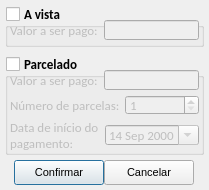
Before: the Qt Designer form loja/tela_pagamento_dinheiro.ui in jmessias1725/sexloja, drawn with Qt 5.
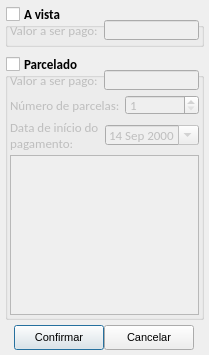
After: the same form once the commit is applied. Icons and pictures are not drawn.

Patch:
```diff
--- a/loja/tela_pagamento_dinheiro.ui
+++ b/loja/tela_pagamento_dinheiro.ui
@@ -10,7 +10,7 @@
     <x>0</x>
     <y>0</y>
     <width>209</width>
-    <height>190</height>
+    <height>355</height>
    </rect>
   </property>
   <property name="minimumSize">
@@ -19,6 +19,12 @@
     <height>135</height>
    </size>
   </property>
+  <property name="maximumSize">
+   <size>
+    <width>209</width>
+    <height>355</height>
+   </size>
+  </property>
   <property name="windowTitle">
    <string>Pagamento</string>
   </property>
@@ -26,7 +32,7 @@
    <property name="geometry">
     <rect>
      <x>14</x>
-     <y>160</y>
+     <y>325</y>
      <width>90</width>
      <height>25</height>
     </rect>
@@ -60,7 +66,7 @@
    <property name="geometry">
     <rect>
      <x>104</x>
-     <y>160</y>
+     <y>325</y>
      <width>90</width>
      <height>25</height>
     </rect>
@@ -96,7 +102,7 @@
      <x>5</x>
      <y>55</y>
      <width>199</width>
-     <height>100</height>
+     <height>265</height>
     </rect>
    </property>
    <property name="font">
@@ -277,6 +283,49 @@
      <enum>Qt::LocalTime</enum>
     </property>
    </widget>
+   <widget class="QTableWidget" name="tw_parcelas">
+    <property name="geometry">
+     <rect>
+      <x>5</x>
+      <y>100</y>
+      <width>189</width>
+      <height>160</height>
+     </rect>
+    </property>
+    <property name="font">
+     <font>
+      <family>Calibri</family>
+      <pointsize>10</pointsize>
+     </font>
+    </property>
+    <property name="cursor" stdset="0">
+     <cursorShape>ArrowCursor</cursorShape>
+    </property>
+    <property name="rowCount">
+     <number>0</number>
+    </property>
+    <property name="columnCount">
+     <number>0</number>
+    </property>
+    <attribute name="horizontalHeaderDefaultSectionSize">
+     <number>80</number>
+    </attribute>
+    <attribute name="horizontalHeaderMinimumSectionSize">
+     <number>20</number>
+    </attribute>
+    <attribute name="horizontalHeaderStretchLastSection">
+     <bool>true</bool>
+    </attribute>
+    <attribute name="verticalHeaderVisible">
+     <bool>false</bool>
+    </attribute>
+    <attribute name="verticalHeaderDefaultSectionSize">
+     <number>20</number>
+    </attribute>
+    <attribute name="verticalHeaderMinimumSectionSize">
+     <number>20</number>
+    </attribute>
+   </widget>
   </widget>
   <widget class="QGroupBox" name="groupBox_2">
    <property name="geometry">
```
Left out of the diff: 5 changed lines with no effect on the pictures.
